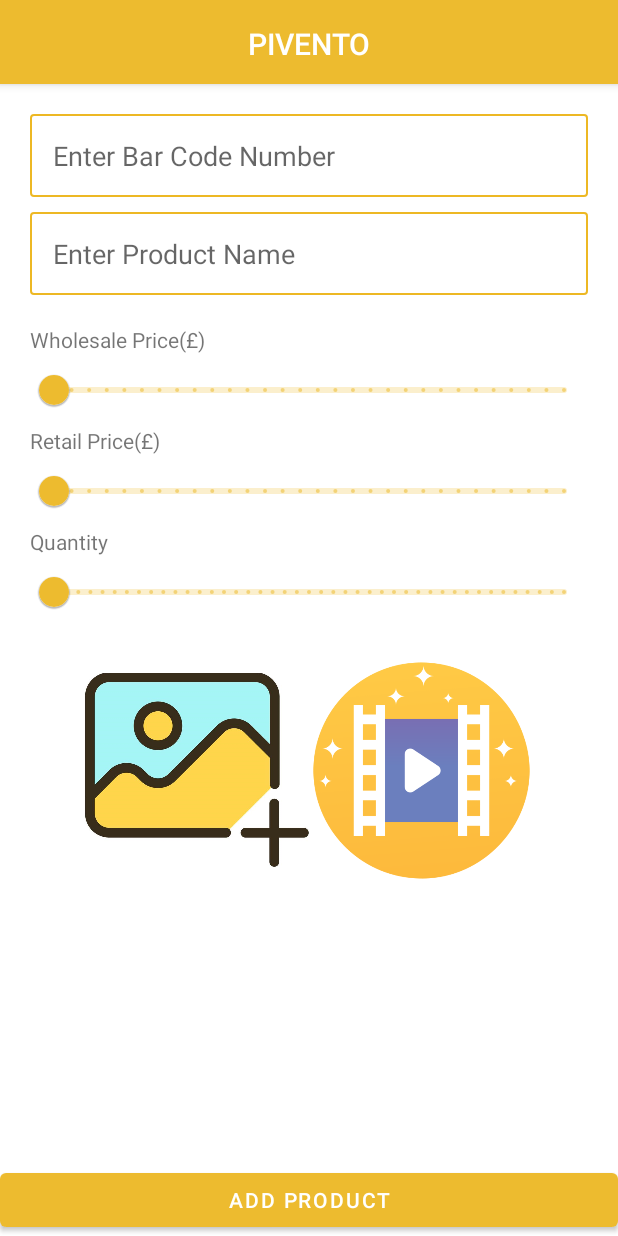
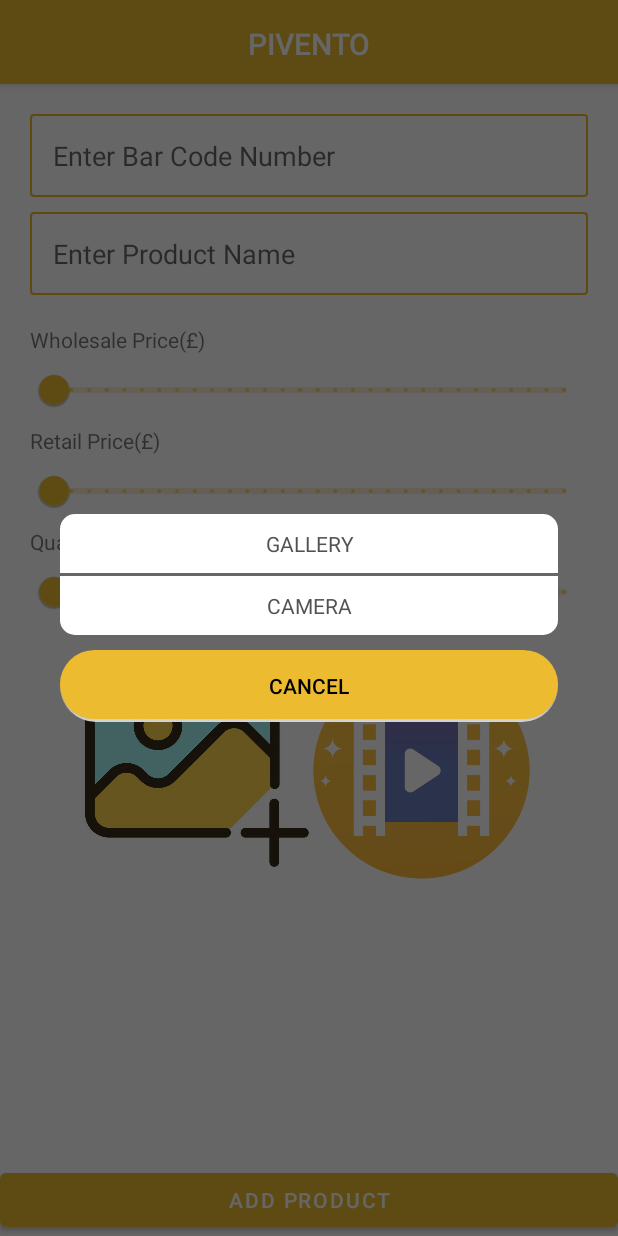
Before and after one commit to priyanka89996/InventoryApp, an Android app: the AddProductActivity screen opened directly, with no data from a screen before it, after a tap on an icon or button, on a phone screen of 412 x 824 dp. Run offline under Robolectric (Android 15) with nearby library versions, the phone set to English and light mode, and no system bars; our stand-ins replace Firebase (no records; nobody signed in at launch, a user with empty details on screens opened directly).

```diff
--- a/app/src/main/java/com/swaraj/myapplication/AddProductActivity.java
+++ b/app/src/main/java/com/swaraj/myapplication/AddProductActivity.java
@@ -3,15 +3,19 @@
 import androidx.annotation.NonNull;
 import androidx.appcompat.app.ActionBar;
 import androidx.appcompat.app.AppCompatActivity;
+import androidx.appcompat.widget.AppCompatButton;
 import androidx.core.app.ActivityCompat;
 import androidx.core.content.FileProvider;
 
 import android.Manifest;
+import android.app.Dialog;
 import android.app.ProgressDialog;
 import android.content.ContentResolver;
 import android.content.Context;
 import android.content.Intent;
 import android.content.pm.PackageManager;
+import android.graphics.Color;
+import android.graphics.drawable.ColorDrawable;
 import android.net.Uri;
 import android.os.Build;
 import android.os.Bundle;
@@ -19,6 +23,8 @@
 import android.provider.MediaStore;
 import android.util.Log;
 import android.view.View;
+import android.view.Window;
+import android.view.WindowManager;
 import android.webkit.MimeTypeMap;
 import android.widget.Button;
 import android.widget.EditText;
@@ -63,9 +69,10 @@
     private String mPermission = Manifest.permission.CAMERA;
     ProgressDialog videoProgress;
     Uri videoUri;
-    String barCode="";
+    String barCode = "";
     HashMap<String, String> map;
-    String uploadedVideoUrl="";
+    String uploadedVideoUrl = "";
+
     @Override
     protected void onCreate(Bundle savedInstanceState) {
         super.onCreate(savedInstanceState);
@@ -131,7 +138,7 @@
             @Override
             public void onClick(View v) {
                 videoProgress = new ProgressDialog(AddProductActivity.this);
-                choosevideo();
+                chooseImageOptions();
             }
         });
 
@@ -155,11 +162,17 @@
 
     }
 
-    private void choosevideo() {
+    private void chooseFromGallery() {
         Intent intent = new Intent();
         intent.setType("video/*");
         intent.setAction(Intent.ACTION_GET_CONTENT);
         startActivityForResult(intent, 5);
+    }
+
+    private void chooseCamera() {
+        Intent i = new Intent(MediaStore.ACTION_VIDEO_CAPTURE);
+        // on below line starting an activity for result.
+        startActivityForResult(i, 555);
     }
 
     public String GetFileExtension(Uri uri) {
@@ -168,12 +181,14 @@
         return mimeTypeMap.getExtensionFromMimeType(contentResolver.getType(uri));
 
     }
+
     private String getfiletype(Uri videouri) {
         ContentResolver r = getContentResolver();
         // get the file type ,in this case its mp4
         MimeTypeMap mimeTypeMap = MimeTypeMap.getSingleton();
         return mimeTypeMap.getExtensionFromMimeType(r.getType(videouri));
     }
+
     public void UploadImageFileToFirebaseStorage() {
 
         Log.d("pathuri", String.valueOf(FilePathUri));
@@ -299,6 +314,11 @@
             videoProgress.setTitle("Uploading...");
             videoProgress.show();
             uploadvideo();
+        }else if (requestCode == 555) {
+            videoUri = data.getData();
+            videoProgress.setTitle("Uploading...");
+            videoProgress.show();
+            uploadvideo();
         }
     }
 
@@ -315,6 +335,48 @@
             }
         }
     }
+
+    public void chooseImageOptions() {
+        final Dialog dialog = new Dialog(this);
+        dialog.requestWindowFeature(Window.FEATURE_NO_TITLE);
+        dialog.getWindow().setBackgroundDrawable(new ColorDrawable(Color.TRANSPARENT));
+        dialog.setContentView(R.layout.choose_camera_popup);
+
+        WindowManager.LayoutParams lp = new WindowManager.LayoutParams();
+        lp.copyFrom(dialog.getWindow().getAttributes());
+        lp.width = WindowManager.LayoutParams.MATCH_PARENT;
+        lp.height = WindowManager.LayoutParams.WRAP_CONTENT;
+        dialog.getWindow().setAttributes(lp);
+        dialog.setCancelable(false);
+        dialog.setCanceledOnTouchOutside(false);
+
+        TextView tvGallery = dialog.findViewById(R.id.tvGallery);
+        TextView tvCamera = dialog.findViewById(R.id.tvCamera);
+        AppCompatButton btnCancel = dialog.findViewById(R.id.btnCancel);
+        btnCancel.setOnClickListener(new View.OnClickListener() {
+            @Override
+            public void onClick(View v) {
+                dialog.dismiss();
+            }
+        });
+        tvGallery.setOnClickListener(new View.OnClickListener() {
+            @Override
+            public void onClick(View v) {
+                chooseFromGallery();
+                dialog.dismiss();
+            }
+        });
+
+        tvCamera.setOnClickListener(new View.OnClickListener() {
+            @Override
+            public void onClick(View v) {
+                chooseCamera();
+                dialog.dismiss();
+            }
+        });
+        dialog.show();
+    }
+
     private void uploadvideo() {
         if (videoUri != null) {
             // save the selected video in Firebase storage
--- /dev/null
+++ b/app/src/main/res/drawable/background_button_yellow.xml
@@ -0,0 +1,31 @@
+<?xml version="1.0" encoding="UTF-8"?>
+
+<selector xmlns:android="http://schemas.android.com/apk/res/android">
+
+    <item android:state_pressed="false">
+        <layer-list>
+            <!-- SHADOW -->
+            <item>
+                <shape android:shape="rectangle">
+                    <!--<solid android:color="#60000000" />-->
+                    <gradient
+                        android:startColor="#992e3436"
+                        android:endColor="#D6D6D6"
+                        android:angle="270" />
+                    <!-- alttan gölge -->
+                    <corners android:radius="200dp" />
+                </shape>
+            </item>
+            <!-- BUTTON alttan gölge
+              android:right="5px" to make it round-->
+            <item android:bottom="3px">
+                <shape>
+                    <stroke android:width="1dp" android:color="@color/purple_500" />
+                    <padding android:bottom="@dimen/margin10" android:left="@dimen/margin10" android:right="@dimen/margin10" android:top="@dimen/margin10" />
+                    <solid android:color="@color/purple_500" />
+                    <corners android:radius="200dp" />
+                </shape>
+            </item>
+        </layer-list>
+    </item>
+</selector>
--- /dev/null
+++ b/app/src/main/res/drawable/background_with_round_bottom.xml
@@ -0,0 +1,18 @@
+<?xml version="1.0" encoding="utf-8"?>
+<layer-list xmlns:android="http://schemas.android.com/apk/res/android">
+    <item
+        >
+
+        <shape android:shape="rectangle">
+            <solid android:color="@color/white" />
+
+            <corners
+                android:topLeftRadius="0dp"
+                android:topRightRadius="0dp"
+                android:bottomLeftRadius="10dp"
+                android:bottomRightRadius="10dp"
+                />
+        </shape>
+
+    </item>
+</layer-list>
--- /dev/null
+++ b/app/src/main/res/drawable/background_with_round_top.xml
@@ -0,0 +1,18 @@
+<?xml version="1.0" encoding="utf-8"?>
+<layer-list xmlns:android="http://schemas.android.com/apk/res/android">
+    <item
+        >
+
+        <shape android:shape="rectangle">
+            <solid android:color="@color/white" />
+
+            <corners
+                android:topLeftRadius="10dp"
+                android:topRightRadius="10dp"
+                android:bottomLeftRadius="0dp"
+                android:bottomRightRadius="0dp"
+                />
+        </shape>
+
+    </item>
+</layer-list>
--- a/app/src/main/res/layout/activity_login.xml
+++ b/app/src/main/res/layout/activity_login.xml
@@ -45,7 +45,7 @@
             android:inputType="textPersonName"
             android:maxLength="10"
             android:padding="@dimen/margin10"
-            android:text="admin"
+            android:text="employee1"
             android:textColor="@color/black"
             android:textColorHint="#B6B6B6"
             android:textSize="@dimen/textsize_normal" />
--- /dev/null
+++ b/app/src/main/res/layout/choose_camera_popup.xml
@@ -0,0 +1,53 @@
+<?xml version="1.0" encoding="utf-8"?>
+<LinearLayout xmlns:android="http://schemas.android.com/apk/res/android"
+    xmlns:app="http://schemas.android.com/apk/res-auto"
+    android:layout_width="match_parent"
+    android:layout_height="match_parent"
+    android:layout_margin="@dimen/margin10"
+    android:background="@android:color/transparent"
+    android:orientation="vertical">
+
+    <androidx.appcompat.widget.AppCompatTextView
+        android:id="@+id/tvGallery"
+        android:layout_width="match_parent"
+        android:layout_height="wrap_content"
+        android:layout_gravity="center_horizontal"
+        android:layout_marginLeft="@dimen/margin30"
+        android:layout_marginRight="@dimen/margin30"
+        android:background="@drawable/background_with_round_top"
+        android:gravity="center_horizontal"
+        android:padding="@dimen/margin10"
+        android:text="@string/GALLERY"
+        android:textAllCaps="true"
+        android:textColor="@color/COLOR_TEXT"
+        android:textSize="@dimen/textsize_normal" />
+
+    <androidx.appcompat.widget.AppCompatTextView
+        android:id="@+id/tvCamera"
+        android:layout_width="match_parent"
+        android:layout_height="wrap_content"
+        android:layout_gravity="center_horizontal"
+        android:layout_marginLeft="@dimen/margin30"
+        android:layout_marginTop="@dimen/margin2"
+        android:layout_marginRight="@dimen/margin30"
+        android:background="@drawable/background_with_round_bottom"
+        android:gravity="center_horizontal"
+        android:padding="@dimen/margin10"
+        android:text="@string/CAMERA"
+        android:textAllCaps="true"
+        android:textColor="@color/COLOR_TEXT"
+        android:textSize="@dimen/textsize_normal" />
+
+    <androidx.appcompat.widget.AppCompatButton
+        android:id="@+id/btnCancel"
+        android:layout_width="match_parent"
+        android:layout_height="wrap_content"
+        android:layout_marginLeft="@dimen/margin30"
+        android:layout_marginTop="@dimen/margin10"
+        android:layout_marginRight="@dimen/margin30"
+        android:background="@drawable/background_button_yellow"
+        android:elevation="@dimen/margin15"
+        android:text="@string/text_cancel"
+        android:textColor="@color/black" />
+
+</LinearLayout>
--- a/app/src/main/res/values/colors.xml
+++ b/app/src/main/res/values/colors.xml
@@ -15,4 +15,5 @@
     <color name="black_overlay">#66000000</color>
     <color name="grey">#A6A3A3</color>
     <color name="red">#DC0606</color>
+    <color name="COLOR_TEXT">#525252</color>
 </resources>
--- a/app/src/main/res/values/dimens.xml
+++ b/app/src/main/res/values/dimens.xml
@@ -11,4 +11,6 @@
     <dimen name="padding15">15dp</dimen>
     <dimen name="margin5">5dp</dimen>
     <dimen name="textsize_medium">18dp</dimen>
+    <dimen name="margin30">30dp</dimen>
+    <dimen name="margin15">15dp</dimen>
 </resources>
--- a/app/src/main/res/values/strings.xml
+++ b/app/src/main/res/values/strings.xml
@@ -24,4 +24,7 @@
     <string name="noUser">User does not exist</string>
     <string name="addToCart">Add to Cart</string>
     <string name="loginhere">Login Here</string>
+    <string name="GALLERY">gallery</string>
+    <string name="CAMERA">Camera</string>
+    <string name="text_cancel">cancel</string>
 </resources>
```
Also changed, not shown: app/src/main/java/com/swaraj/myapplication/EmployeeActivity.java (+50 -20 lines), app/src/main/res/drawable/textview_round.xml (+9 -3 lines), app/src/main/res/layout/activity_main.xml (+6 -2 lines).
